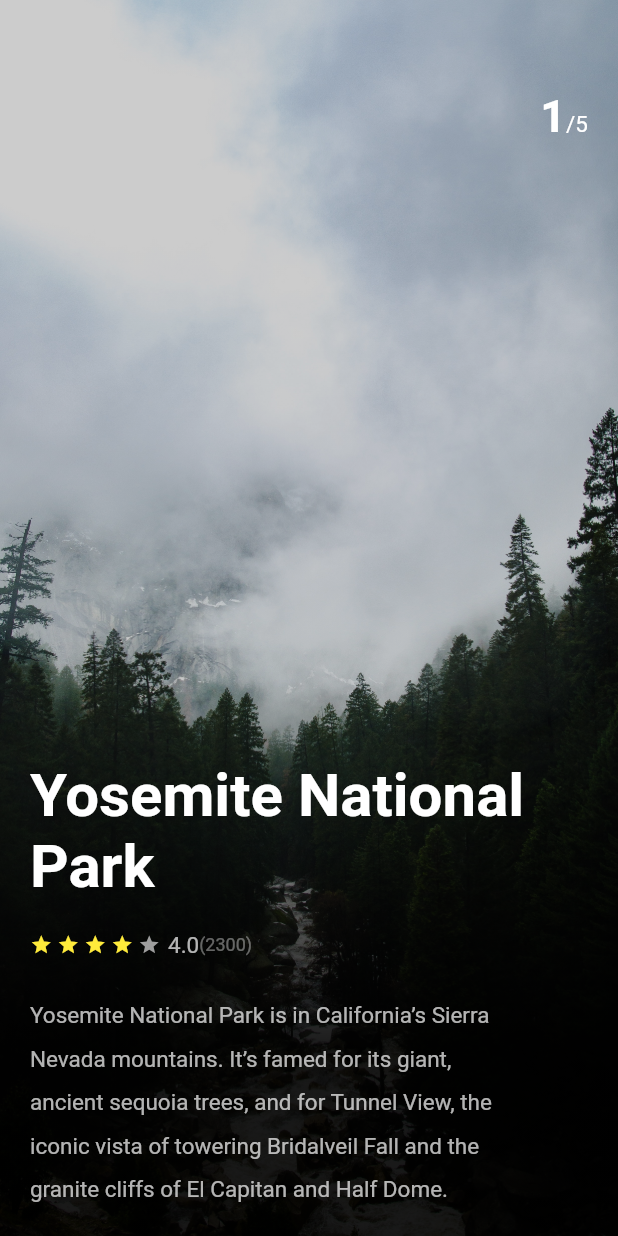
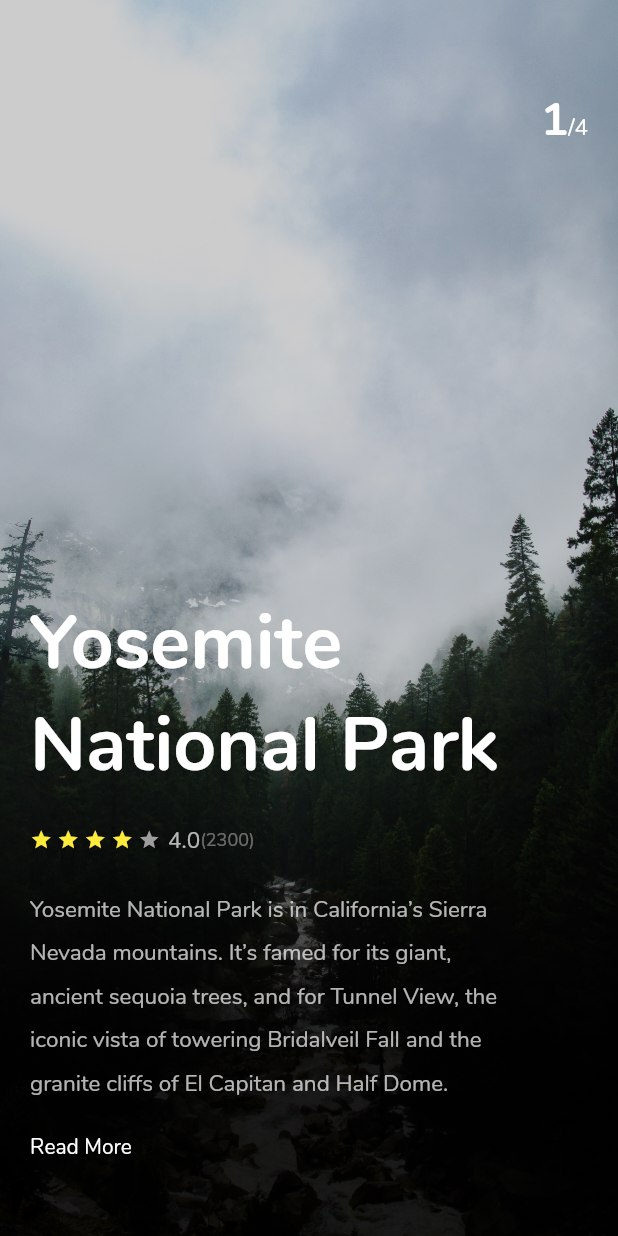
Before and after one commit to MoamenMohamed101/animation_onbording_screen, a Flutter app: the screen it shows after launch, on a phone screen of 412 x 824 dp. Run offline on Flutter 3.47's test engine with Material 2 defaults, Android fonts, the phone set to English and light mode, and no system bars; our stand-ins replace simple_animations.

Commit message:
animation

```diff
--- /dev/null
+++ b/lib/FadeAnimation.dart
@@ -0,0 +1,34 @@
+import 'package:flutter/material.dart';
+import 'package:simple_animations/simple_animations.dart';
+class FadeAnimation extends StatelessWidget {
+  final double delay;
+  final Widget child;
+
+  FadeAnimation(this.delay, this.child);
+
+  @override
+  Widget build(BuildContext context) {
+    final tween = MultiTrackTween([
+      Track('opacity').add(Duration(milliseconds: 500),
+      Tween(begin: 0.0, end: 1.0)),
+
+      Track('translateY').add(Duration(milliseconds: 500),
+        Tween(begin: 120.0, end: 0.0),
+        curve: Curves.easeOut)
+    ]);
+
+    return ControlledAnimation(
+      delay: Duration(milliseconds: (500 * delay).round()),
+      duration: tween.duration,
+      tween: tween,
+      child: child,
+      builderWithChild: (context, child, animation) => Opacity(
+        opacity: animation['opacity'],
+        child: Transform.translate(
+          offset: Offset(0, animation['translateY']),
+          child: child,
+        ),
+      ),
+    );
+  }
+}
--- a/lib/main.dart
+++ b/lib/main.dart
@@ -1,21 +1,26 @@
+import 'package:animation_onbording_screen/FadeAnimation.dart';
 import 'package:flutter/material.dart';
 
 main() {
-  runApp(const MaterialApp(
-    home: HomePage(),
-    debugShowCheckedModeBanner: false,
-  ));
+  runApp(
+    MaterialApp(
+      theme: ThemeData(fontFamily: 'Nunito'),
+      home: const HomePage(),
+      debugShowCheckedModeBanner: false,
+    ),
+  );
 }
 
 class HomePage extends StatefulWidget {
-  const HomePage({Key? key}) : super(key: key);
+  const HomePage({Key key}) : super(key: key);
 
   @override
   State<HomePage> createState() => _HomePageState();
 }
 
 class _HomePageState extends State<HomePage> {
-  late PageController _pageController;
+  PageController _pageController;
+  int totalPage = 4;
 
   onScrol() {
     // print('ssss');
@@ -38,20 +43,32 @@ class _HomePageState extends State<HomePage> {
         controller: _pageController,
         physics: const BouncingScrollPhysics(),
         children: [
-          makePage('assets/images/one.jpg', 'Yosemite National Park',
-              'Yosemite National Park is in California’s Sierra Nevada mountains. It’s famed for its giant, ancient sequoia trees, and for Tunnel View, the iconic vista of towering Bridalveil Fall and the granite cliffs of El Capitan and Half Dome.'),
-          makePage('assets/images/two.jpg', 'Golden Gate Bridge',
-              'The Golden Gate Bridge is a suspension bridge spanning the Golden Gate, the one-mile-wide strait connecting San Francisco Bay and the Pacific Ocean.'),
-          makePage('assets/images/three.jpg', 'Sedona',
-              'Sedona is regularly described as one of America\'s most beautiful places. Nowhere else will you find a landscape as dramatically colorful.'),
-          makePage('assets/images/four.jpg', 'Savannah',
-              'Savannah, with its Spanish moss, Southern accents and creepy graveyards, is a lot like Charleston, South Carolina. But this city about 100 miles to the south has an eccentric streak.'),
+          makePage(
+              'assets/images/one.jpg',
+              'Yosemite National Park',
+              'Yosemite National Park is in California’s Sierra Nevada mountains. It’s famed for its giant, ancient sequoia trees, and for Tunnel View, the iconic vista of towering Bridalveil Fall and the granite cliffs of El Capitan and Half Dome.',
+              '1'),
+          makePage(
+              'assets/images/two.jpg',
+              'Golden Gate Bridge',
+              'The Golden Gate Bridge is a suspension bridge spanning the Golden Gate, the one-mile-wide strait connecting San Francisco Bay and the Pacific Ocean.',
+              '2'),
+          makePage(
+              'assets/images/three.jpg',
+              'Sedona',
+              'Sedona is regularly described as one of America\'s most beautiful places. Nowhere else will you find a landscape as dramatically colorful.',
+              '3'),
+          makePage(
+              'assets/images/four.jpg',
+              'Savannah',
+              'Savannah, with its Spanish moss, Southern accents and creepy graveyards, is a lot like Charleston, South Carolina. But this city about 100 miles to the south has an eccentric streak.',
+              '4'),
         ],
       ),
     );
   }
 
-  Widget makePage(String image, String title, String description) {
+  Widget makePage(String image, String title, String description, String page) {
     return Container(
       decoration: BoxDecoration(
         image: DecorationImage(
@@ -82,17 +99,17 @@ class _HomePageState extends State<HomePage> {
                 mainAxisAlignment: MainAxisAlignment.end,
                 crossAxisAlignment: CrossAxisAlignment.baseline,
                 textBaseline: TextBaseline.alphabetic,
-                children: const [
-                  Text(
-                    '1',
-                    style: TextStyle(
+                children: [
+                  FadeAnimation(2, Text(
+                    page.toString(),
+                    style: const TextStyle(
                         color: Colors.white,
                         fontSize: 30,
                         fontWeight: FontWeight.bold),
-                  ),
+                  )),
                   Text(
-                    '/5',
-                    style: TextStyle(
+                    '/$totalPage',
+                    style: const TextStyle(
                       color: Colors.white,
                       fontSize: 15,
                     ),
@@ -104,17 +121,17 @@ class _HomePageState extends State<HomePage> {
                   crossAxisAlignment: CrossAxisAlignment.start,
                   mainAxisAlignment: MainAxisAlignment.end,
                   children: [
-                    Text(
+                    FadeAnimation(2, Text(
                       title,
-                      style: TextStyle(
+                      style: const TextStyle(
                           color: Colors.white,
-                          fontSize: 40,
+                          fontSize: 50,
                           fontWeight: FontWeight.bold),
-                    ),
+                    )),
                     const SizedBox(
                       height: 20,
                     ),
-                    Row(
+                    FadeAnimation(1.5, Row(
                       children: [
                         Container(
                           margin: const EdgeInsets.only(right: 3),
@@ -147,13 +164,13 @@ class _HomePageState extends State<HomePage> {
                         ),
                         const Text('(2300)',
                             style:
-                                TextStyle(color: Colors.white38, fontSize: 12))
+                            TextStyle(color: Colors.white38, fontSize: 12))
                       ],
-                    ),
+                    ),),
                     const SizedBox(
                       height: 20,
                     ),
-                    Padding(
+                    FadeAnimation(2.5, Padding(
                       padding: const EdgeInsets.only(right: 50),
                       child: Text(
                         description,
@@ -163,6 +180,16 @@ class _HomePageState extends State<HomePage> {
                           fontSize: 15,
                         ),
                       ),
+                    )),
+                    const SizedBox(
+                      height: 20,
+                    ),
+                    FadeAnimation(2, Text(
+                      'Read More',
+                      style: TextStyle(color: Colors.white),
+                    )),
+                    const SizedBox(
+                      height: 30,
                     ),
                   ],
                 ),
```
Also changed, not shown: pubspec.yaml (+9 -8 lines), pubspec.lock.
